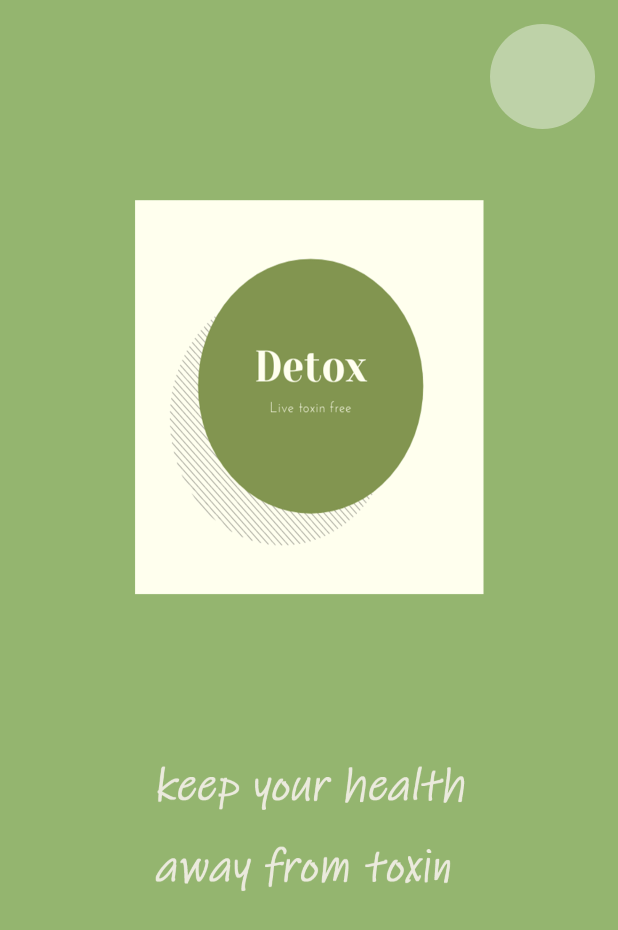
After one commit to ETS-Android3/Detox, an Android app: the layout launcher.xml on its own in the app's theme, with its tools: preview values and no code run, on a phone screen of 412 x 824 dp. The commit adds this screen. Shown: the top 930 px of the screen. Run offline under Robolectric (Android 15) with nearby library versions, the phone set to English and light mode, and no system bars.

Commit message:
Layout update

```diff
--- a/app/build.gradle
+++ b/app/build.gradle
@@ -58,6 +58,13 @@ dependencies {
     //scan function
     implementation 'com.journeyapps:zxing-android-embedded:4.1.0'
     implementation 'com.google.zxing:core:3.4.0'
+    //icon
+    implementation 'com.joanzapata.iconify:android-iconify:2.2.2'
+    implementation 'com.joanzapata.iconify:android-iconify-fontawesome:2.2.2'
+    //fragment
+    implementation 'me.yokeyword:fragmentationx:1.0.2'
+    implementation 'me.yokeyword:fragmentationx-swipeback:1.0.2'
+
 
 
 
--- a/app/src/main/java/com/example/tp33_detoxers/MainActivity.java
+++ b/app/src/main/java/com/example/tp33_detoxers/MainActivity.java
@@ -19,8 +19,6 @@ import com.example.tp33_detoxers.fragment.MapFragment;
 import com.example.tp33_detoxers.fragment.ScanFragment;
 import com.example.tp33_detoxers.fragment.SearchFragment;
 import com.google.android.material.bottomnavigation.BottomNavigationView;
-import com.google.zxing.integration.android.IntentIntegrator;
-import com.google.zxing.integration.android.IntentResult;
 
 public class MainActivity extends AppCompatActivity {
 
--- /dev/null
+++ b/app/src/main/res/drawable-v24/border_circle_timer.xml
@@ -0,0 +1,5 @@
+<?xml version="1.0" encoding="utf-8"?>
+<shape xmlns:android="http://schemas.android.com/apk/res/android">
+    <solid android:color="#64ffffff" />
+    <corners android:radius="1000dp" />
+</shape>
--- /dev/null
+++ b/app/src/main/res/layout/launcher.xml
@@ -0,0 +1,26 @@
+<?xml version="1.0" encoding="utf-8"?>
+<RelativeLayout
+    xmlns:android="http://schemas.android.com/apk/res/android"
+    android:layout_width="match_parent"
+    android:layout_height="match_parent"
+    android:background="@drawable/launcher_background_01">
+
+    <androidx.appcompat.widget.AppCompatTextView
+        android:layout_width="70dp"
+        android:layout_height="70dp"
+        android:textSize="16sp"
+        android:textColor="@android:color/white"
+        android:gravity="center"
+        android:layout_marginTop="16dp"
+        android:layout_marginRight="15dp"
+        android:layout_marginEnd="15dp"
+        android:layout_alignParentTop="true"
+        android:layout_alignParentRight="true"
+        android:layout_alignParentEnd="true"
+        android:id="@+id/tv_launcher_timer"
+        android:background="@drawable/border_circle_timer"/>
+
+
+
+
+</RelativeLayout>
```
Also changed, not shown: app/src/main/res/drawable-v24/launcher_background_01.png (added).
